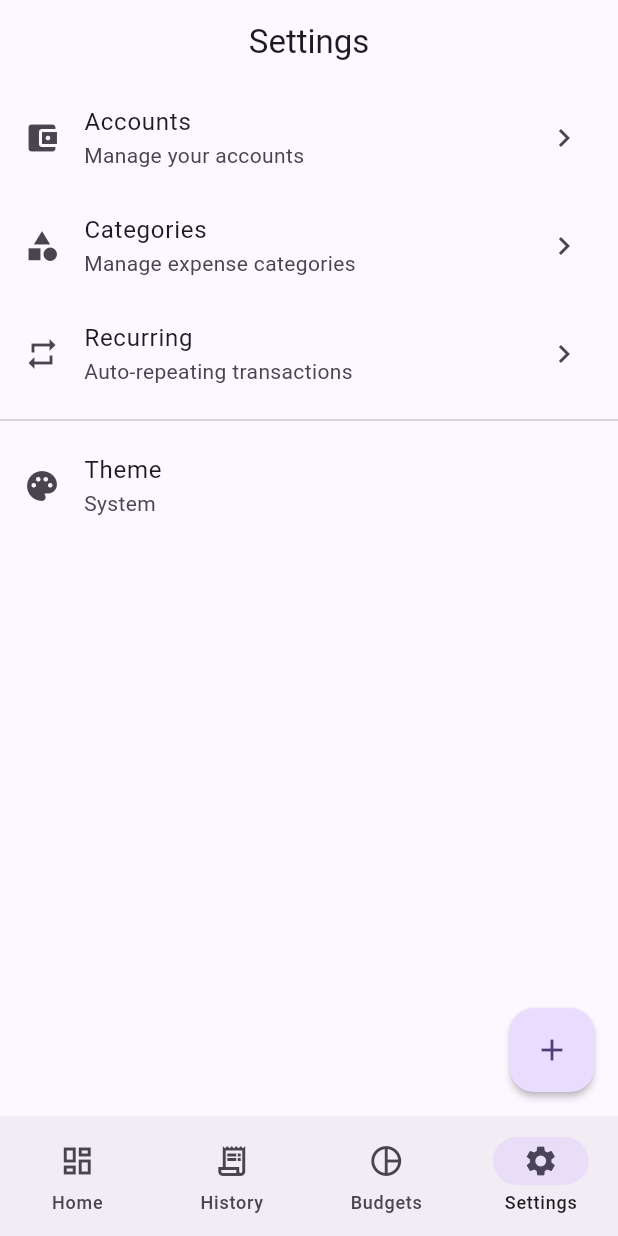
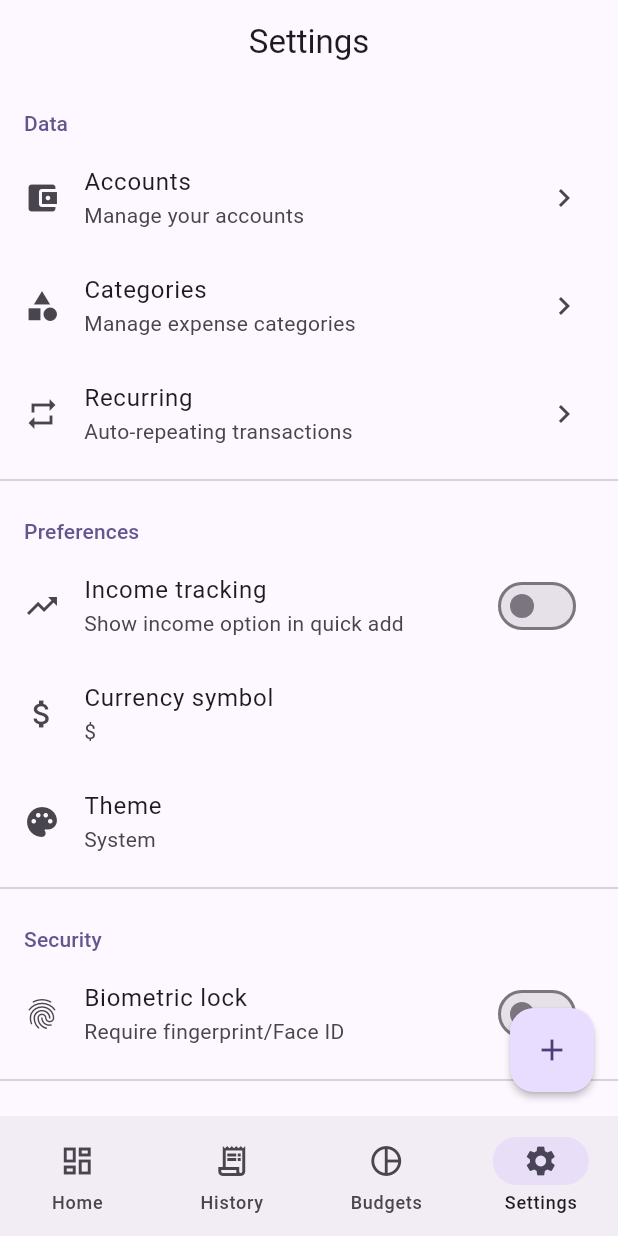
Before and after one commit to Priyans-hu/dime-money, a Flutter app: the screen it shows after launch, item 4 of the bottom bar chosen, on a phone screen of 412 x 824 dp. Run offline on Flutter 3.47's test engine with Material 3 defaults, Android fonts, the phone set to English and light mode, and no system bars; our stand-ins replace drift, fl_chart, flutter_riverpod, gap, go_router, shared_preferences; accounts and stored records are empty; generated files the repository leaves out were written again.

Commit message:
feat: full settings screen with all preferences and sections

```diff
--- a/lib/features/settings/presentation/screens/settings_screen.dart
+++ b/lib/features/settings/presentation/screens/settings_screen.dart
@@ -2,6 +2,7 @@ import 'package:flutter/material.dart';
 import 'package:flutter_riverpod/flutter_riverpod.dart';
 import 'package:go_router/go_router.dart';
 import 'package:dime_money/core/providers/theme_provider.dart';
+import 'package:dime_money/features/settings/presentation/providers/settings_provider.dart';
 
 class SettingsScreen extends ConsumerWidget {
   const SettingsScreen({super.key});
@@ -9,11 +10,15 @@ class SettingsScreen extends ConsumerWidget {
   @override
   Widget build(BuildContext context, WidgetRef ref) {
     final themeMode = ref.watch(themeModeProvider);
+    final incomeEnabled = ref.watch(incomeEnabledProvider);
+    final currencySymbol = ref.watch(currencySymbolProvider);
+    final biometricEnabled = ref.watch(biometricEnabledProvider);
 
     return Scaffold(
       appBar: AppBar(title: const Text('Settings')),
       body: ListView(
         children: [
+          _SectionHeader('Data'),
           ListTile(
             leading: const Icon(Icons.account_balance_wallet),
             title: const Text('Accounts'),
@@ -36,15 +41,110 @@ class SettingsScreen extends ConsumerWidget {
             onTap: () => context.go('/settings/recurring'),
           ),
           const Divider(),
+          _SectionHeader('Preferences'),
+          SwitchListTile(
+            secondary: const Icon(Icons.trending_up),
+            title: const Text('Income tracking'),
+            subtitle: const Text('Show income option in quick add'),
+            value: incomeEnabled,
+            onChanged: (_) =>
+                ref.read(incomeEnabledProvider.notifier).toggle(),
+          ),
+          ListTile(
+            leading: const Icon(Icons.attach_money),
+            title: const Text('Currency symbol'),
+            subtitle: Text(currencySymbol),
+            onTap: () => _showCurrencyPicker(context, ref),
+          ),
           ListTile(
             leading: const Icon(Icons.palette),
             title: const Text('Theme'),
-            subtitle: Text(themeMode.name[0].toUpperCase() +
-                themeMode.name.substring(1)),
+            subtitle: Text(_themeModeLabel(themeMode)),
             onTap: () => ref.read(themeModeProvider.notifier).toggle(),
+          ),
+          const Divider(),
+          _SectionHeader('Security'),
+          SwitchListTile(
+            secondary: const Icon(Icons.fingerprint),
+            title: const Text('Biometric lock'),
+            subtitle: const Text('Require fingerprint/Face ID'),
+            value: biometricEnabled,
+            onChanged: (_) =>
+                ref.read(biometricEnabledProvider.notifier).toggle(),
+          ),
+          const Divider(),
+          _SectionHeader('Backup'),
+          ListTile(
+            leading: const Icon(Icons.upload_file),
+            title: const Text('Export CSV'),
+            subtitle: const Text('Share your transaction data'),
+            onTap: () {
+              // Will be implemented in Phase 8
+              ScaffoldMessenger.of(context).showSnackBar(
+                const SnackBar(content: Text('Export coming soon')),
+              );
+            },
+          ),
+          ListTile(
+            leading: const Icon(Icons.download),
+            title: const Text('Import CSV'),
+            subtitle: const Text('Import from file'),
+            onTap: () {
+              ScaffoldMessenger.of(context).showSnackBar(
+                const SnackBar(content: Text('Import coming soon')),
+              );
+            },
           ),
         ],
       ),
     );
   }
+
+  String _themeModeLabel(ThemeMode mode) {
+    switch (mode) {
+      case ThemeMode.system:
+        return 'System';
+      case ThemeMode.light:
+        return 'Light';
+      case ThemeMode.dark:
+        return 'Dark';
+    }
+  }
+
+  void _showCurrencyPicker(BuildContext context, WidgetRef ref) {
+    const symbols = ['\$', '\u20AC', '\u00A3', '\u00A5', '\u20B9', '\u20A9', 'R\$', 'CHF'];
+    showModalBottomSheet(
+      context: context,
+      builder: (context) => ListView(
+        shrinkWrap: true,
+        children: symbols
+            .map((s) => ListTile(
+                  title: Text(s),
+                  onTap: () {
+                    ref.read(currencySymbolProvider.notifier).set(s);
+                    Navigator.pop(context);
+                  },
+                ))
+            .toList(),
+      ),
+    );
+  }
 }
+
+class _SectionHeader extends StatelessWidget {
+  final String title;
+  const _SectionHeader(this.title);
+
+  @override
+  Widget build(BuildContext context) {
+    return Padding(
+      padding: const EdgeInsets.fromLTRB(16, 16, 16, 4),
+      child: Text(
+        title,
+        style: Theme.of(context).textTheme.labelLarge?.copyWith(
+              color: Theme.of(context).colorScheme.primary,
+            ),
+      ),
+    );
+  }
+}
```
